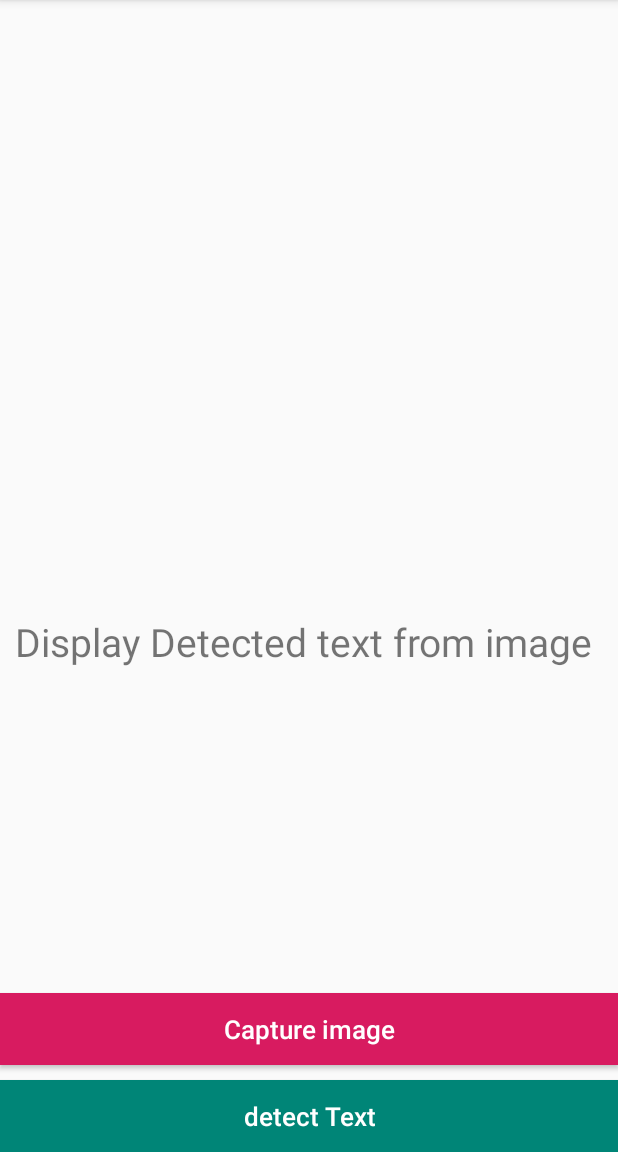
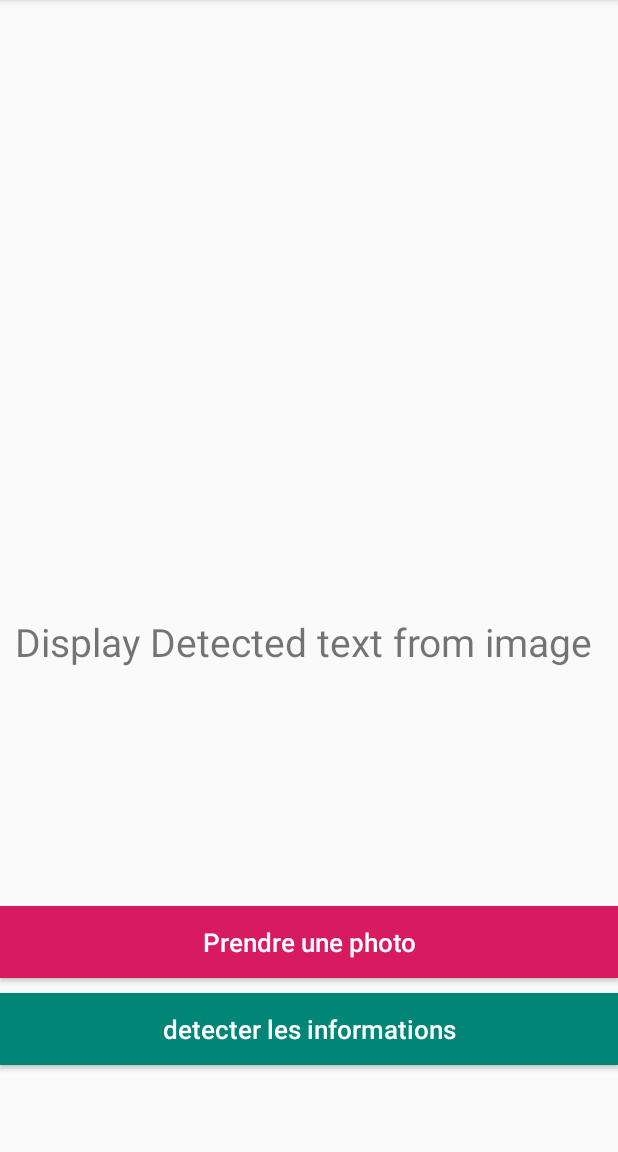
Before and after one commit to Alix1548/GoSecuryAndroid, an Android app: the screen it shows after launch (MainActivity), on a phone screen of 412 x 824 dp, the part 84-1236 px from its top. Run offline under Robolectric (Android 15) with nearby library versions, the phone set to English and light mode, and no system bars; our stand-ins replace Firebase (no records; nobody signed in at launch, a user with empty details on screens opened directly).

```diff
--- a/app/src/main/java/com/collet/gosecury/MainActivity.java
+++ b/app/src/main/java/com/collet/gosecury/MainActivity.java
@@ -12,10 +12,18 @@ import android.os.Bundle;
 
 import com.google.android.gms.tasks.OnFailureListener;
 import com.google.android.gms.tasks.OnSuccessListener;
+import com.google.firebase.database.DataSnapshot;
+import com.google.firebase.database.DatabaseError;
 import com.google.firebase.database.DatabaseReference;
 import com.google.firebase.database.FirebaseDatabase;
+import com.google.firebase.database.Query;
+import com.google.firebase.database.ValueEventListener;
+import com.google.firebase.firestore.CollectionReference;
 import com.google.firebase.firestore.DocumentReference;
+import com.google.firebase.firestore.DocumentSnapshot;
 import com.google.firebase.firestore.FirebaseFirestore;
+import com.google.firebase.firestore.QueryDocumentSnapshot;
+import com.google.firebase.firestore.QuerySnapshot;
 import com.google.firebase.ml.vision.FirebaseVision;
 import com.google.firebase.ml.vision.common.FirebaseVisionImage;
 import com.google.firebase.ml.vision.face.FirebaseVisionFaceDetector;
@@ -44,11 +52,18 @@ import android.widget.Toast;
 
 public class MainActivity extends AppCompatActivity {
 
-    private Button captureImageBtn, detectTextBtn;
+    private Button captureImageBtn, detectTextBtn, checkIdentity;
     private ImageView imageView;
     private TextView textView;
     private Bitmap imageBitmap;
     static final int REQUEST_IMAGE_CAPTURE = 1;
+    private List<Users> usersList;
+    private String lastnameResearch = "Nom";
+    private String nameResearch = "Prénom";
+    private String numberResearch = "";
+    private String lastName="";
+    private String name="";
+    private String number="";
 
     @Override
     protected void onCreate(Bundle savedInstanceState) {
@@ -58,6 +73,7 @@ public class MainActivity extends AppCompatActivity {
 
         captureImageBtn = findViewById(R.id.capture_image_btn);
         detectTextBtn = findViewById(R.id.detect_text_image_btn);
+        checkIdentity = findViewById(R.id.check_identity);
         imageView = findViewById(R.id.image_view);
         textView = findViewById(R.id.text_display);
 
@@ -76,13 +92,20 @@ public class MainActivity extends AppCompatActivity {
             }
         });
 
-        /*FirebaseFirestore db = FirebaseFirestore.getInstance();
+        checkIdentity.setOnClickListener(new View.OnClickListener() {
+            @Override
+            public void onClick(View v) {
+                checkIdentity();
+            }
+        });
+
+        FirebaseFirestore db = FirebaseFirestore.getInstance();
         final String TAG = "MainActivity";
 
-        Map<String, Object> user = new HashMap<>();
+        /*Map<String, Object> user = new HashMap<>();
         user.put("first", "Alix");
         user.put("last", "Collet");
-        user.put("born", 1815);
+        user.put("number", "141144201318");
 
         db.collection("Users")
                 .add(user)
@@ -224,6 +247,7 @@ public class MainActivity extends AppCompatActivity {
                 Log.d("Error: ", e.getMessage());
             }
         });
+        checkIdentity.setVisibility(View.VISIBLE);
     }
 
     private void displayTextFormImage(FirebaseVisionText firebaseVisionText) {
@@ -234,12 +258,7 @@ public class MainActivity extends AppCompatActivity {
         } else {
             int i=0;
             int j=0;
-            String lastnameResearch = "Nom";
-            String nameResearch = "Prénom";
-            String numberResearch = "";
-            String lastName="";
-            String name="";
-            String number="";
+
             for (FirebaseVisionText.TextBlock block : blockList) {
                 List<FirebaseVisionText.Line> LineList = block.getLines();
                 for (FirebaseVisionText.Line line : LineList) {
@@ -287,7 +306,9 @@ public class MainActivity extends AppCompatActivity {
             String[] tabTextBloc = line.getText().split("");
             for (int j = 0; j < 13; j++) {
                 result += tabTextBloc[j];
+
             }
+            result = result.replace(" ","");
         }
         return result;
     }
@@ -297,4 +318,34 @@ public class MainActivity extends AppCompatActivity {
                 : Normalizer.normalize(text, Normalizer.Form.NFD)
                 .replaceAll("\\p{InCombiningDiacriticalMarks}+", "");
     }
+
+    private void checkIdentity() {
+        textView.setText("");
+        FirebaseFirestore db = FirebaseFirestore.getInstance();
+        CollectionReference notebookRef = db.collection("Users");
+
+        notebookRef.whereEqualTo("number", number)
+                .get()
+                .addOnSuccessListener(new OnSuccessListener<QuerySnapshot>() {
+                    @Override
+                    public void onSuccess(QuerySnapshot queryDocumentSnapshots) {
+                        String data = "";
+
+                        for (QueryDocumentSnapshot documentSnapshot : queryDocumentSnapshots) {
+                            Users user = documentSnapshot.toObject(Users.class);
+
+                            String first = user.getFirst();
+                            String last = user.getLast();
+                            String number = user.getNumber();
+
+                            data +=
+                                    "\nPrénom " + first + "\nNom " + last + "\nNuméro D'identité " + number + "\n\n";
+                        }
+
+                        textView.setText(data);
+                    }
+                });
+    }
+
+
 }
--- a/app/src/main/res/layout/activity_main.xml
+++ b/app/src/main/res/layout/activity_main.xml
@@ -27,7 +27,7 @@
         android:id="@+id/capture_image_btn"
         android:layout_width="match_parent"
         android:layout_height="wrap_content"
-        android:text="Capture image"
+        android:text="Prendre une photo"
         android:textAllCaps="false"
         android:layout_above="@+id/detect_text_image_btn"
         android:background="@color/colorAccent"
@@ -40,12 +40,26 @@
         android:id="@+id/detect_text_image_btn"
         android:layout_width="match_parent"
         android:layout_height="wrap_content"
-        android:layout_alignParentBottom="true"
-        android:text="detect Text"
+
+        android:text="detecter les informations"
         android:textAllCaps="false"
         android:background="@color/colorPrimary"
         android:textColor="@android:color/white"
         android:textSize="17dp"
+        android:layout_above="@+id/check_identity"
+        android:layout_marginBottom="10dp"
         />
 
+    <Button
+        android:id="@+id/check_identity"
+        android:layout_width="match_parent"
+        android:layout_height="wrap_content"
+        android:layout_alignParentBottom="true"
+        android:background="@color/colorPrimary"
+        android:text="Vérifier l'identité en base de donnée"
+        android:textAllCaps="false"
+        android:textColor="@android:color/white"
+        android:textSize="17dp"
+        android:visibility="invisible" />
+
 </RelativeLayout>
```
Also changed, not shown: app/src/main/java/com/collet/gosecury/Users.java (added, +40 -0 lines).
